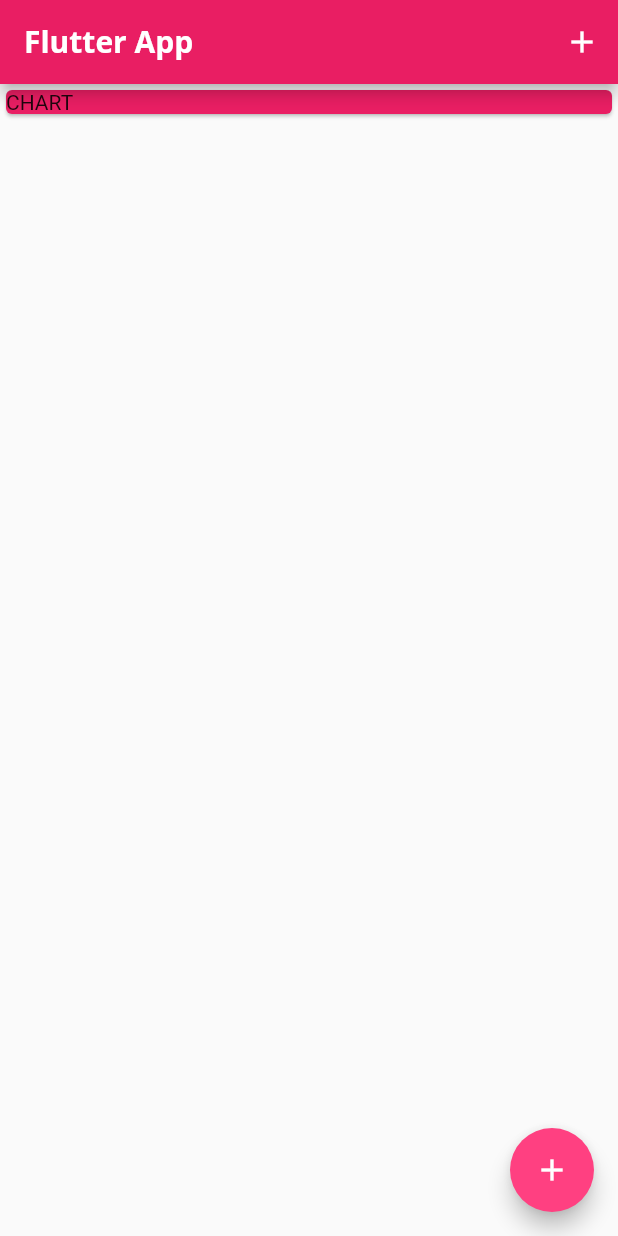
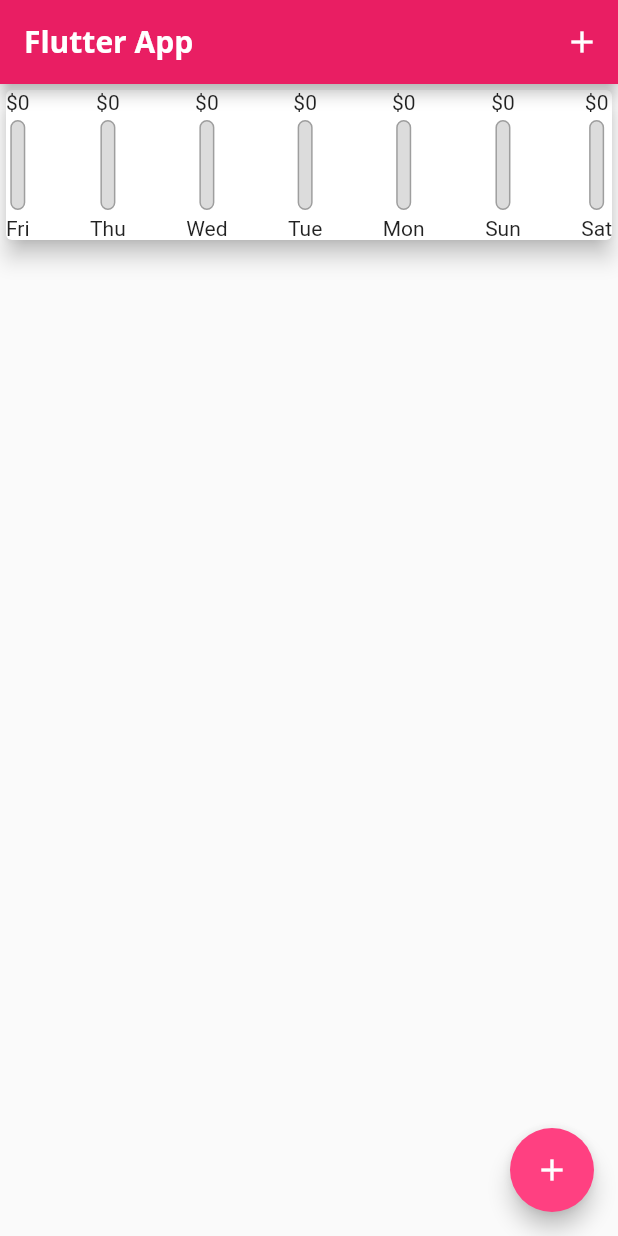
Before and after one commit to minhkwan/personal-expense, a Flutter app: the screen it shows after launch, on a phone screen of 412 x 824 dp. Run offline on Flutter 3.47's test engine with Material 2 defaults, Android fonts, the phone set to English and light mode, and no system bars.

Commit message:
update chart and chart_bar

```diff
--- a/personal_expense/lib/main.dart
+++ b/personal_expense/lib/main.dart
@@ -2,6 +2,7 @@ import 'package:flutter/material.dart';
 import 'package:personal_expense/widgets/new_transaction.dart';
 import './models/transaction.dart';
 import './widgets/transaction_list.dart';
+import './widgets/chart.dart';
 
 void main() => runApp(MyApp());
 
@@ -12,8 +13,6 @@ class MyApp extends StatelessWidget {
       title: 'Flutter App',
       home: MyHomePage(),
       theme: ThemeData(
-          primarySwatch: Colors.pink,
-          accentColor: Colors.pinkAccent,
           appBarTheme: const AppBarTheme(
               titleTextStyle: TextStyle(
             fontFamily: 'OpenSans',
@@ -21,11 +20,13 @@ class MyApp extends StatelessWidget {
             fontWeight: FontWeight.bold,
           )),
           textTheme: const TextTheme(
-              headline6: TextStyle(
+              titleLarge: TextStyle(
             fontFamily: 'OpenSans',
             fontSize: 20,
             fontWeight: FontWeight.normal,
-          ))),
+          )),
+          colorScheme: ColorScheme.fromSwatch(primarySwatch: Colors.pink)
+              .copyWith(secondary: Colors.pinkAccent)),
     );
   }
 }
@@ -63,10 +64,10 @@ class _MyHomePageState extends State<MyHomePage> {
   Widget build(BuildContext context) {
     return Scaffold(
       appBar: AppBar(
-        title: Text('Flutter App'),
+        title: const Text('Flutter App'),
         actions: <Widget>[
           IconButton(
-            icon: Icon(
+            icon: const Icon(
               Icons.add,
             ),
             onPressed: () {},
@@ -78,18 +79,13 @@ class _MyHomePageState extends State<MyHomePage> {
           mainAxisAlignment: MainAxisAlignment.start,
           crossAxisAlignment: CrossAxisAlignment.stretch,
           children: <Widget>[
-            Container(
-              child: Card(
-                color: Theme.of(context).primaryColor,
-                child: Text('CHART'),
-              ),
-            ),
+            Chart(transactionsList),
             TransactionList(transactionsList),
           ],
         ),
       ),
       floatingActionButton: FloatingActionButton(
-        child: Icon(
+        child: const Icon(
           Icons.add,
         ),
         onPressed: () {
--- /dev/null
+++ b/personal_expense/lib/widgets/chart.dart
@@ -0,0 +1,55 @@
+import 'package:flutter/material.dart';
+import 'package:intl/intl.dart';
+import 'package:personal_expense/models/transaction.dart';
+import 'package:personal_expense/widgets/chart_bar.dart';
+
+class Chart extends StatelessWidget {
+  final List<Transaction> recentTransactions;
+
+  Chart(this.recentTransactions);
+
+  List<Map<String, Object>> get groupedTransactionValues {
+    return List.generate(7, (index) {
+      final weekDay = DateTime.now().subtract(
+        Duration(days: index),
+      );
+      var totalValue = 0.0;
+
+      for (int i = 0; i < recentTransactions.length; i++) {
+        if (recentTransactions[i].date.day == weekDay.day &&
+            recentTransactions[i].date.month == weekDay.month &&
+            weekDay.year == weekDay.year) {
+          totalValue += recentTransactions[i].amount;
+        }
+      }
+
+      return {
+        'day': DateFormat.E().format(weekDay).substring(0, 3),
+        'amount': totalValue,
+      };
+    });
+  }
+
+  double get valueTotalWeek {
+    return groupedTransactionValues.fold(0.0, (sum, value) {
+      return sum + (value['amount'] as double);
+    });
+  }
+
+  Widget build(BuildContext context) {
+    return Card(
+      elevation: 6,
+      child: Row(
+        mainAxisAlignment: MainAxisAlignment.spaceBetween,
+        children: groupedTransactionValues.map((data) {
+          return ChartBar(
+              data['day'] as String,
+              data['amount'] as double,
+              valueTotalWeek == 0.0
+                  ? 0.0
+                  : (data['amount'] as double) / valueTotalWeek);
+        }).toList(),
+      ),
+    );
+  }
+}
--- /dev/null
+++ b/personal_expense/lib/widgets/chart_bar.dart
@@ -0,0 +1,51 @@
+import 'package:flutter/material.dart';
+
+class ChartBar extends StatelessWidget {
+  final String label;
+  final double spendingAmount;
+  final double spendingPctOfTotal;
+
+  ChartBar(this.label, this.spendingAmount, this.spendingPctOfTotal);
+
+  @override
+  Widget build(BuildContext context) {
+    return Column(
+      children: <Widget>[
+        FittedBox(
+          child: Text('\$${spendingAmount.toStringAsFixed(0)}'),
+        ),
+        const SizedBox(
+          height: 4,
+        ),
+        Container(
+          height: 60,
+          width: 10,
+          child: Stack(
+            children: <Widget>[
+              Container(
+                decoration: BoxDecoration(
+                  border: Border.all(color: Colors.grey, width: 1.0),
+                  color: const Color.fromRGBO(220, 220, 220, 1),
+                  borderRadius: BorderRadius.circular(10),
+                ),
+              ),
+              FractionallySizedBox(
+                heightFactor: spendingPctOfTotal,
+                child: Container(
+                  decoration: BoxDecoration(
+                    color: Theme.of(context).primaryColor,
+                    borderRadius: BorderRadius.circular(10),
+                  ),
+                ),
+              ),
+            ],
+          ),
+        ),
+        const SizedBox(
+          height: 4,
+        ),
+        Text(label),
+      ],
+    );
+  }
+}
```
